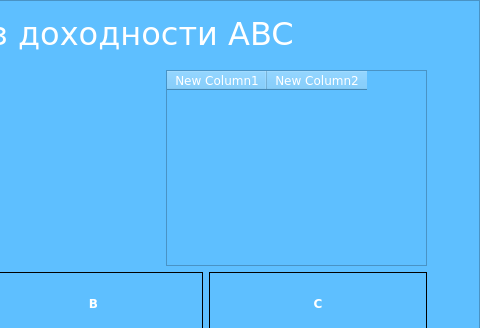
Before: the Qt Designer form design_dev.ui in miptivan/data_desktop, drawn with Qt 5; both pictures show x 420 to 900 and y 0 to 328 of the 900 by 700 pixel window.
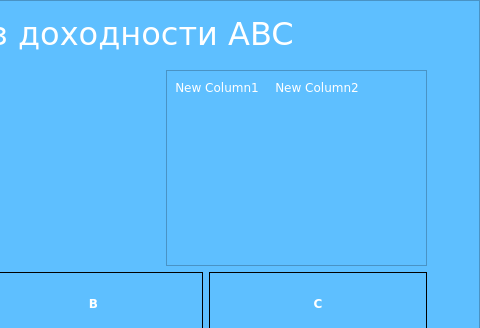
After: the same form once the commit is applied.

Commit message: set color for header of table

```diff
--- a/design_dev.ui
+++ b/design_dev.ui
@@ -860,6 +860,13 @@
           </item>
           <item>
            <widget class="QTableWidget" name="tableWidget_4">
+            <property name="styleSheet">
+             <string notr="true">QHeaderView::section {
+    background-color: rgb(94, 191, 255);
+    border: none;
+    height: 32px;
+}</string>
+            </property>
             <column>
              <property name="text">
               <string>New Column1</string>
```
